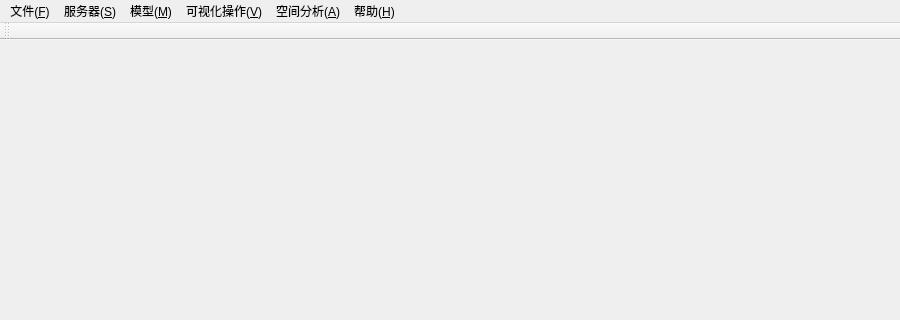
First picture: the form in src/MainWindow.ui, repository gongweixue/GVSClient, before the edit; both pictures show x 0 to 900 and y 0 to 320 of the 900 by 600 pixel window.
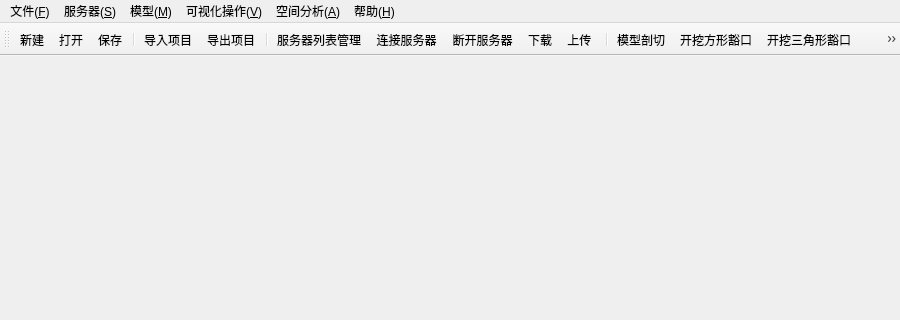
Second picture: the form after the edit. Icons and pictures are not drawn.

The edit to the form file:
```diff
--- a/src/MainWindow.ui
+++ b/src/MainWindow.ui
@@ -132,6 +132,34 @@
    <attribute name="toolBarBreak">
     <bool>false</bool>
    </attribute>
+   <addaction name="actionNew"/>
+   <addaction name="actionOpen"/>
+   <addaction name="actionSave"/>
+   <addaction name="separator"/>
+   <addaction name="actionImportProject"/>
+   <addaction name="actionExportProject"/>
+   <addaction name="separator"/>
+   <addaction name="actionServerManage"/>
+   <addaction name="actionConnectServer"/>
+   <addaction name="actionDisconnectServer"/>
+   <addaction name="actionDonwload"/>
+   <addaction name="actionUpload"/>
+   <addaction name="separator"/>
+   <addaction name="actionClipModel"/>
+   <addaction name="actionCubeNotch"/>
+   <addaction name="actionTriangleNotch"/>
+   <addaction name="actionExplodeModel"/>
+   <addaction name="actionLabelManage"/>
+   <addaction name="separator"/>
+   <addaction name="actionLightCtrl"/>
+   <addaction name="actionPaletteCtrl"/>
+   <addaction name="actionAttriColorCtrl"/>
+   <addaction name="actionRulerCtrl"/>
+   <addaction name="actionOrientatorCtrl"/>
+   <addaction name="actionScreenShot"/>
+   <addaction name="separator"/>
+   <addaction name="actionHelpInfo"/>
+   <addaction name="actionQuit"/>
   </widget>
   <widget class="QStatusBar" name="statusBar"/>
   <action name="actionNew">
@@ -520,6 +548,18 @@
     <string>关于</string>
    </property>
   </action>
+  <action name="actionScreenShot">
+   <property name="icon">
+    <iconset resource="MainWindow.qrc">
+     <normaloff>:/Resources/ToolBar/shotscreen.png</normaloff>:/Resources/ToolBar/shotscreen.png</iconset>
+   </property>
+   <property name="text">
+    <string>ScreenShot</string>
+   </property>
+   <property name="toolTip">
+    <string>截图</string>
+   </property>
+  </action>
  </widget>
  <layoutdefault spacing="6" margin="11"/>
  <resources>
```
Left out of the diff: 80 changed lines with no effect on the pictures.
